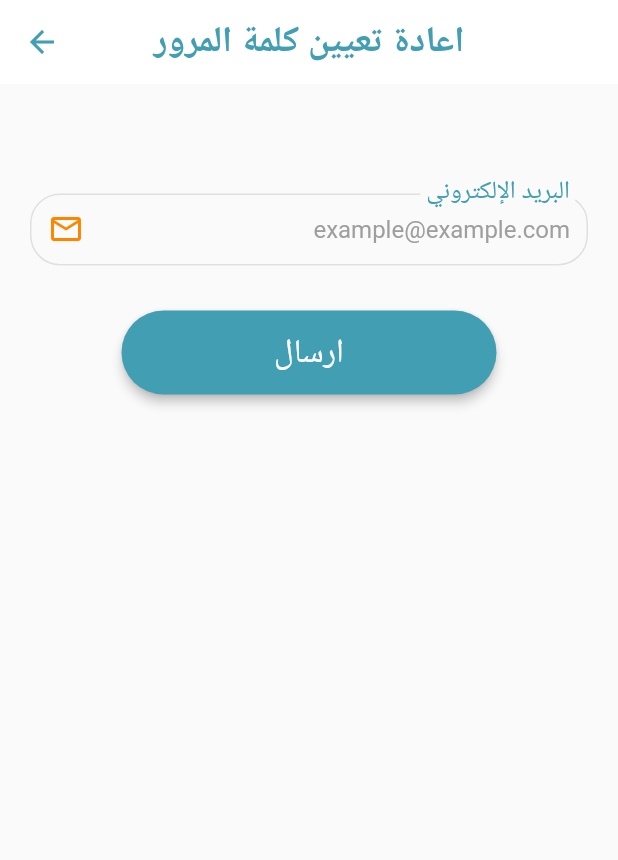
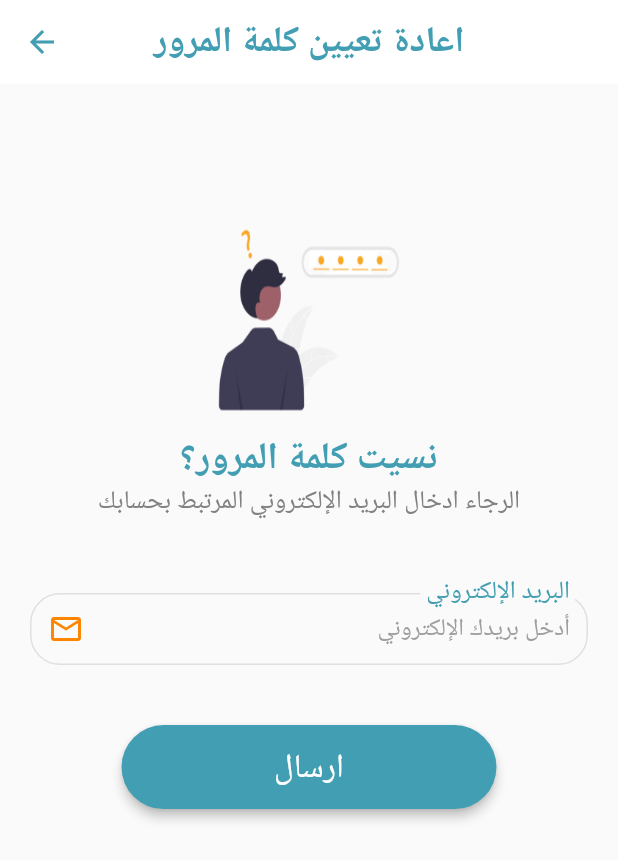
Before and after one commit to Deenalbuali/2022-GP1-3, a Flutter app: the ForgotPasswordPage screen opened directly, on a phone screen of 412 x 824 dp. Shown: the top 860 px of the screen. Run offline on Flutter 3.47's test engine with Material 2 defaults, Android fonts, the phone set to English and light mode, and no system bars; our stand-ins replace blurrycontainer, cloud_firestore, curved_navigation_bar, firebase_auth, firebase_core, firebase_storage and 3 more; missing offline and left inert: dart:ffi; accounts and stored records are empty.

Commit message:
ui updated for forgot pass page

```diff
--- a/elfaa/lib/screens/login/ForgotPasswordPage.dart
+++ b/elfaa/lib/screens/login/ForgotPasswordPage.dart
@@ -1,3 +1,4 @@
+import 'package:elfaa/screens/login/login_screen.dart';
 import 'package:firebase_auth/firebase_auth.dart';
 import 'package:flutter/material.dart';
 import 'package:elfaa/constants.dart';
@@ -38,10 +39,23 @@ class _ForgotPasswordPageState extends State<ForgotPasswordPage> {
                     key: _formKey,
                     child: Padding(
                         padding: EdgeInsets.fromLTRB(20,
-                            MediaQuery.of(context).size.height * 0.04, 20, 0),
+                            MediaQuery.of(context).size.height * 0.1, 20, 0),
                         child: Column(
                           children: <Widget>[
-                            const SizedBox(height: 40),
+                            logoWidget("assets/images/forgot.png"),
+                            Text("نسيت كلمة المرور؟",
+                                textAlign: TextAlign.center,
+                                style: TextStyle(
+                                    color: kPrimaryColor,
+                                    fontWeight: FontWeight.w600,
+                                    fontSize: 25)),
+                            Text(
+                                "الرجاء ادخال البريد الإلكتروني المرتبط بحسابك",
+                                textAlign: TextAlign.center,
+                                style: TextStyle(
+                                    color: Color.fromARGB(255, 129, 129, 129),
+                                    fontSize: 17)),
+                            const SizedBox(height: 50),
                             Directionality(
                                 textDirection: TextDirection.rtl,
                                 child: TextFormField(
@@ -51,7 +65,7 @@ class _ForgotPasswordPageState extends State<ForgotPasswordPage> {
                                     suffixIcon: Icon(Icons.email_outlined,
                                         color: Color(0xFFFD8601)),
                                     labelText: "البريد الإلكتروني",
-                                      hintText: "example@example.com",
+                                    hintText: "أدخل بريدك الإلكتروني",
                                   ),
                                   validator: (value) {
                                     if (value!.isEmpty ||
@@ -62,8 +76,9 @@ class _ForgotPasswordPageState extends State<ForgotPasswordPage> {
                                         .hasMatch(value)) {
                                       return 'أدخل بريد إلكتروني صالح';
                                     }
-                                    })),
-                            const SizedBox(height: 30),
+                                  },
+                                )),
+                            const SizedBox(height: 40),
                             ElevatedButton(
                               onPressed: () async {
                                 if (_formKey.currentState!.validate()) {
@@ -83,9 +98,19 @@ class _ForgotPasswordPageState extends State<ForgotPasswordPage> {
         msg: "تم ارسال البريد الإلكتروني الخاص باعادة تعيين كلمة المرور بنجاح",
         toastLength: Toast.LENGTH_SHORT,
         gravity: ToastGravity.BOTTOM,
-        timeInSecForIosWeb: 5,
+        timeInSecForIosWeb: 7,
         backgroundColor: Colors.lightGreen,
         fontSize: 16.0,
         textColor: Colors.white);
   }
+
+  Widget logoWidget(String imageName) {
+    return Center(
+        child: Image.asset(
+      imageName,
+      fit: BoxFit.fill,
+      width: 150,
+      height: 150,
+    ));
   }
+}
```
Also changed, not shown: elfaa/assets/images/forgot.png (added). Lines whose indentation alone changed are shown as unchanged.
